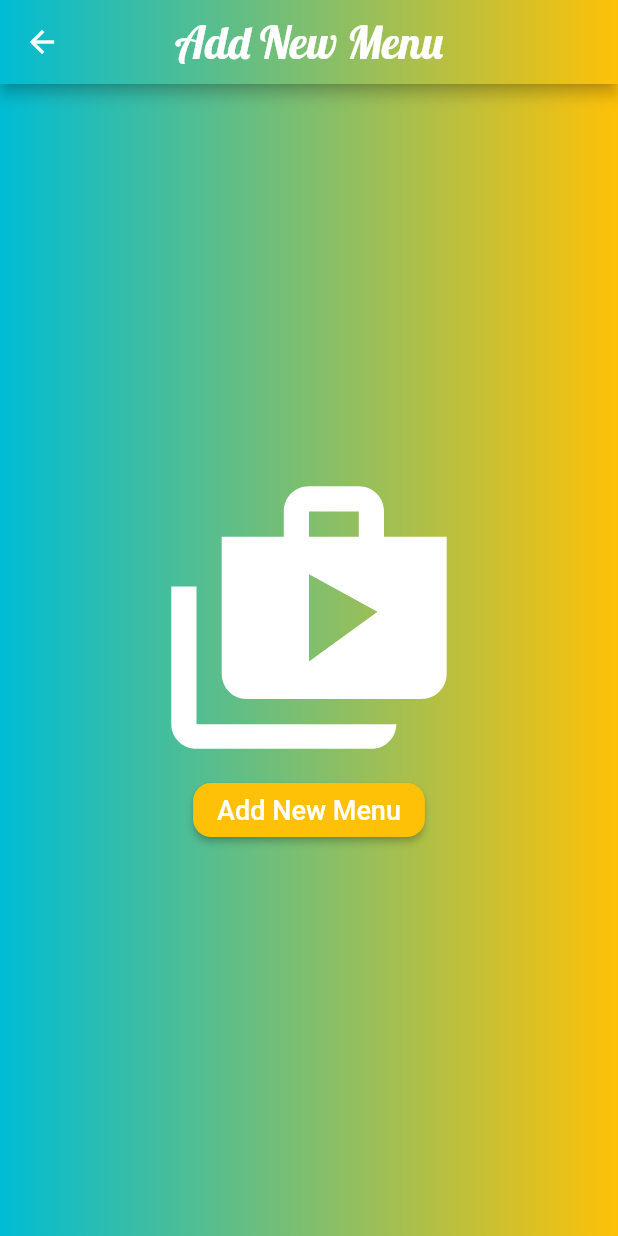
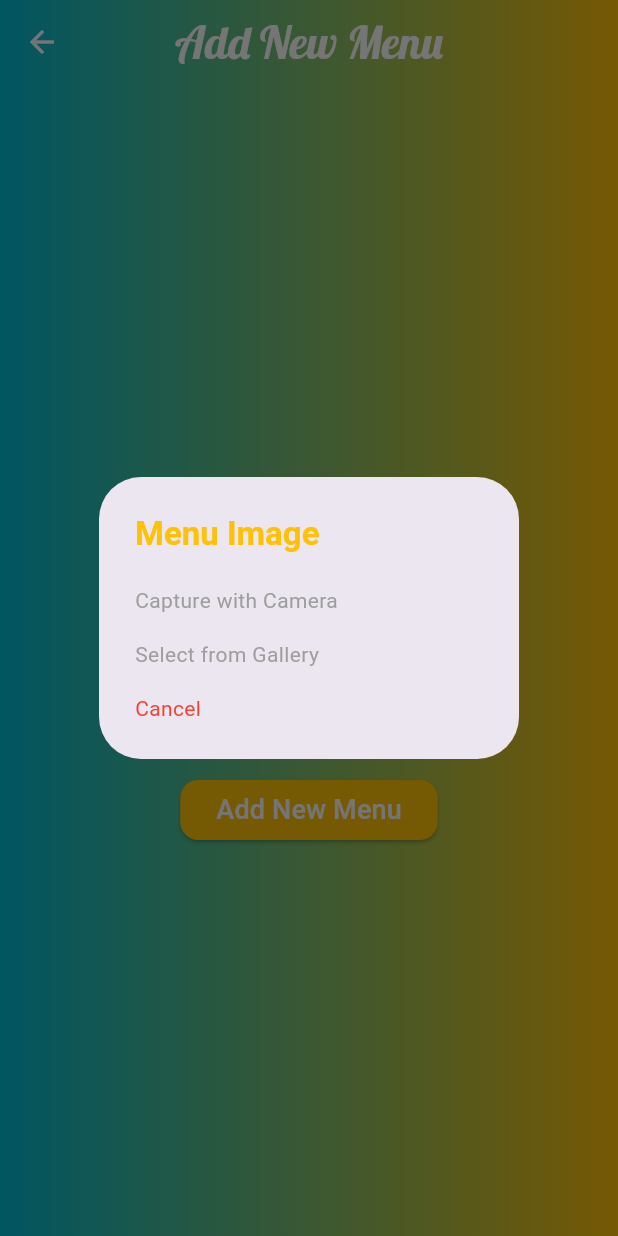
Before and after one commit to yahiyam/fullfill_seller_app, a Flutter app: the MenusUploadScreen screen opened directly, after a tap on "Add New Menu", on a phone screen of 412 x 824 dp. Run offline on Flutter 3.47's test engine with Material 2 defaults, Android fonts, the light colour scheme and no system bars; our stand-ins replace cloud_firestore, firebase_auth, firebase_core, firebase_storage, image_picker, shared_preferences; accounts and stored records are empty; project files that could hold a hidden picture were left out.

Commit message:
Capture menu image with Camera - Pick menu image from Gallery

```diff
--- a/lib/main.dart
+++ b/lib/main.dart
@@ -24,6 +24,7 @@ class MyApp extends StatelessWidget {
       debugShowCheckedModeBanner: false,
       theme: ThemeData(
         primarySwatch: Colors.blue,
+        useMaterial3: true,
       ),
       home: const MySplashScreen(),
     );
--- a/lib/uploadScreens/menus_upload_screen.dart
+++ b/lib/uploadScreens/menus_upload_screen.dart
@@ -1,5 +1,6 @@
 import 'package:flutter/material.dart';
 import 'package:fullfill_seller_app/mainScreens/home_screen.dart';
+import 'package:image_picker/image_picker.dart';
 
 class MenusUploadScreen extends StatefulWidget {
   const MenusUploadScreen({super.key});
@@ -9,6 +10,8 @@ class MenusUploadScreen extends StatefulWidget {
 }
 
 class _MenusUploadScreenState extends State<MenusUploadScreen> {
+  XFile? imageXFile;
+  final ImagePicker _picker = ImagePicker();
   @override
   Widget build(BuildContext context) {
     return defaultScreen();
@@ -32,7 +35,11 @@ class _MenusUploadScreenState extends State<MenusUploadScreen> {
         ),
         title: const Text(
           "Add New Menu",
-          style: TextStyle(fontSize: 30, fontFamily: "Lobster"),
+          style: TextStyle(
+            fontSize: 30,
+            fontFamily: "Lobster",
+            color: Colors.white,
+          ),
         ),
         centerTitle: true,
         leading: IconButton(
@@ -68,13 +75,6 @@ class _MenusUploadScreenState extends State<MenusUploadScreen> {
                 size: 200.0,
               ),
               ElevatedButton(
-                child: const Text(
-                  "Add New Menu",
-                  style: TextStyle(
-                    color: Colors.white,
-                    fontSize: 18,
-                  ),
-                ),
                 style: ButtonStyle(
                   backgroundColor:
                       MaterialStateProperty.all<Color>(Colors.amber),
@@ -85,8 +85,15 @@ class _MenusUploadScreenState extends State<MenusUploadScreen> {
                   ),
                 ),
                 onPressed: () {
-                  // takeImage(context);
+                  takeImage(context);
                 },
+                child: const Text(
+                  "Add New Menu",
+                  style: TextStyle(
+                    color: Colors.white,
+                    fontSize: 18,
+                  ),
+                ),
               ),
             ],
           ),
@@ -94,4 +101,69 @@ class _MenusUploadScreenState extends State<MenusUploadScreen> {
       ),
     );
   }
+
+  takeImage(mContext) {
+    return showDialog(
+      context: mContext,
+      builder: (context) {
+        return SimpleDialog(
+          title: const Text(
+            "Menu Image",
+            style: TextStyle(color: Colors.amber, fontWeight: FontWeight.bold),
+          ),
+          children: [
+            SimpleDialogOption(
+              onPressed: captureImageWithCamera,
+              child: const Text(
+                "Capture with Camera",
+                style: TextStyle(color: Colors.grey),
+              ),
+            ),
+            SimpleDialogOption(
+              onPressed: pickImageFromGallery,
+              child: const Text(
+                "Select from Gallery",
+                style: TextStyle(color: Colors.grey),
+              ),
+            ),
+            SimpleDialogOption(
+              child: const Text(
+                "Cancel",
+                style: TextStyle(color: Colors.red),
+              ),
+              onPressed: () => Navigator.pop(context),
+            ),
+          ],
+        );
+      },
+    );
+  }
+
+  captureImageWithCamera() async {
+    Navigator.pop(context);
+
+    imageXFile = await _picker.pickImage(
+      source: ImageSource.camera,
+      maxHeight: 720,
+      maxWidth: 1280,
+    );
+
+    setState(() {
+      imageXFile;
+    });
+  }
+
+  pickImageFromGallery() async {
+    Navigator.pop(context);
+
+    imageXFile = await _picker.pickImage(
+      source: ImageSource.gallery,
+      maxHeight: 720,
+      maxWidth: 1280,
+    );
+
+    setState(() {
+      imageXFile;
+    });
+  }
 }
```
